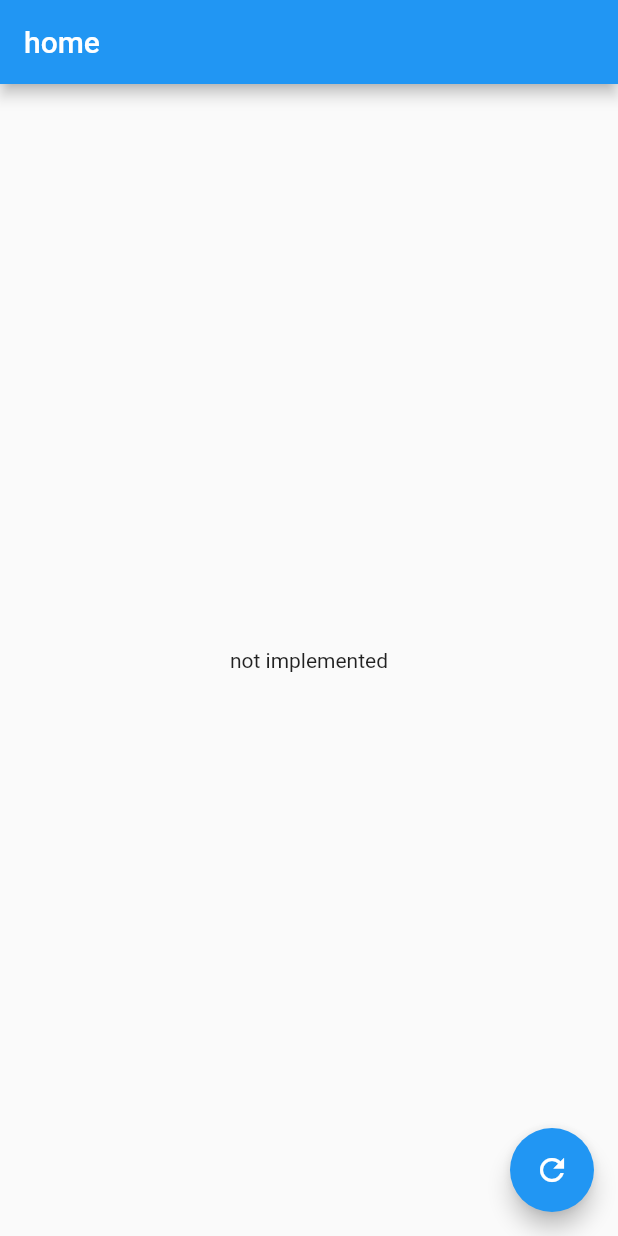
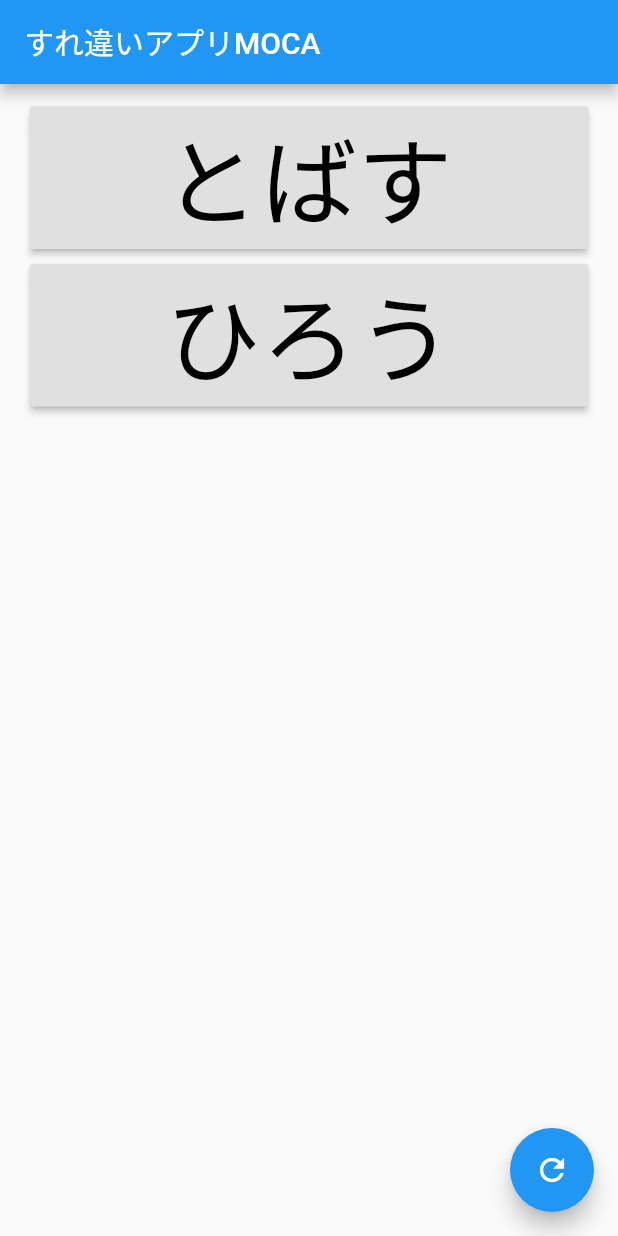
Before and after one commit to gdgd-server-admin/moca, a Flutter app: the screen it shows after launch, on a phone screen of 412 x 824 dp. Run offline on Flutter 3.47's test engine with Material 2 defaults, Android fonts, the phone set to English and light mode, and no system bars.

Commit message:
#3 画面遷移に必要なボタンを暫定レイアウト

```diff
--- a/lib/main.dart
+++ b/lib/main.dart
@@ -17,6 +17,9 @@ class MocaApp extends StatelessWidget {
       theme: ThemeData(
 
         primarySwatch: Colors.blue,
+        primaryColor: const Color(0xFF2196f3),
+        accentColor: const Color(0xFF2196f3),
+        canvasColor: const Color(0xFFfafafa),
 
         visualDensity: VisualDensity.adaptivePlatformDensity,
       ),
--- a/lib/page/compose.dart
+++ b/lib/page/compose.dart
@@ -14,7 +14,7 @@ class _CompsoePageState extends State<ComposePage>{
   Widget build(BuildContext context) {
     return Scaffold(
       appBar: AppBar(
-        title: Text("home"),
+        title: Text("compose"),
       ),
       body: Center(
         child: Text("not implemented"),
--- a/lib/page/home.dart
+++ b/lib/page/home.dart
@@ -8,30 +8,50 @@ class HomePage extends StatefulWidget {
 }
 
 class _HomePageState extends State<HomePage> {
-  //int _counter = 0;
-  /*
-  void _incrementCounter() {
-    setState(() {
-      // This call to setState tells the Flutter framework that something has
-      // changed in this State, which causes it to rerun the build method below
-      // so that the display can reflect the updated values. If we changed
-      // _counter without calling setState(), then the build method would not be
-      // called again, and so nothing would appear to happen.
-      _counter++;
-    });
-  }
-
-   */
-  void _refreshView() {}
-
   @override
   Widget build(BuildContext context) {
-    return Scaffold(
-      appBar: AppBar(
-        title: Text("home"),
+    return new Scaffold(
+      appBar: new AppBar(
+        title: new Text('すれ違いアプリMOCA'),
       ),
-      body: Center(
-        child: Text("not implemented"),
+      body: new Padding(
+        child: new Column(
+            mainAxisAlignment: MainAxisAlignment.start,
+            mainAxisSize: MainAxisSize.max,
+            crossAxisAlignment: CrossAxisAlignment.stretch,
+            children: <Widget>[
+              new Padding(
+                child: new RaisedButton(
+                    key: null,
+                    onPressed: () => Navigator.of(context).pushNamed("/compose"),
+                    color: const Color(0xFFe0e0e0),
+                    child: new Text(
+                      "とばす",
+                      style: new TextStyle(
+                          fontSize: 64.0,
+                          color: const Color(0xFF000000),
+                          fontWeight: FontWeight.w200,
+                          fontFamily: "Roboto"),
+                    )),
+                padding: const EdgeInsets.fromLTRB(10.0, 5.0, 10.0, 5.0),
+              ),
+              new Padding(
+                child: new RaisedButton(
+                    key: null,
+                    onPressed: () => Navigator.of(context).pushNamed("/inbox"),
+                    color: const Color(0xFFe0e0e0),
+                    child: new Text(
+                      "ひろう",
+                      style: new TextStyle(
+                          fontSize: 64.0,
+                          color: const Color(0xFF000000),
+                          fontWeight: FontWeight.w200,
+                          fontFamily: "Roboto"),
+                    )),
+                padding: const EdgeInsets.fromLTRB(10.0, 5.0, 10.0, 5.0),
+              )
+            ]),
+        padding: const EdgeInsets.all(10.0),
       ),
       floatingActionButton: FloatingActionButton(
         onPressed: _refreshView,
@@ -40,4 +60,6 @@ class _HomePageState extends State<HomePage> {
       ),
     );
   }
+
+  void _refreshView() {}
 }
--- a/lib/page/inbox.dart
+++ b/lib/page/inbox.dart
@@ -14,7 +14,7 @@ class _InboxPageState extends State<InboxPage>{
   Widget build(BuildContext context) {
     return Scaffold(
       appBar: AppBar(
-        title: Text("home"),
+        title: Text("inbox"),
       ),
       body: Center(
         child: Text("not implemented"),
```
Also changed, not shown: 3 other files.
